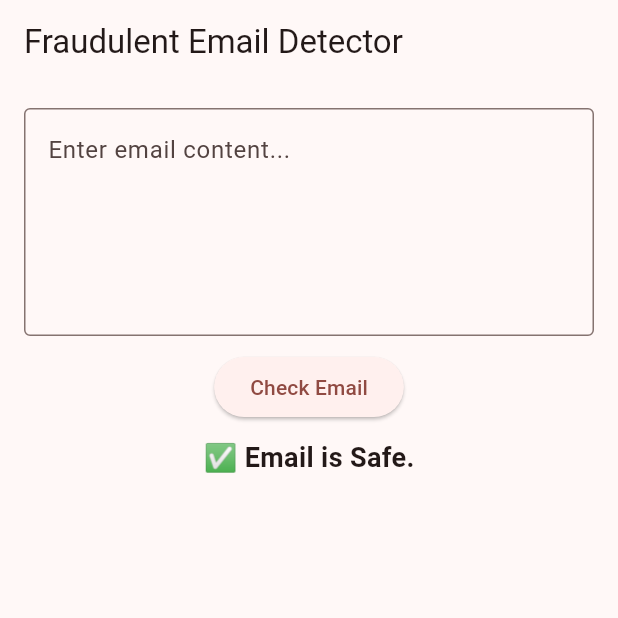
After one commit to AbdurRahmanasim/safebrowsingChecker, a Flutter app: the screen it shows after launch, after a tap on "Check Email", on a phone screen of 412 x 824 dp, the top half of it. The commit adds this screen. Run offline on Flutter 3.47's test engine with Material 3 defaults, Android fonts, the light colour scheme and no system bars; our stand-ins replace dio; network calls fail.

Commit message:
fraudlent emails

```diff
--- /dev/null
+++ b/lib/fraudlentEmails.dart
@@ -0,0 +1,129 @@
+import 'package:flutter/material.dart';
+  // import 'package:http/http.dart' as http;
+import 'dart:convert';
+
+
+class FraudEmailChecker extends StatefulWidget {
+  @override
+  _FraudEmailCheckerState createState() => _FraudEmailCheckerState();
+}
+
+class _FraudEmailCheckerState extends State<FraudEmailChecker> {
+  final TextEditingController _emailController = TextEditingController();
+  String _result = "";
+
+
+// Future<void> checkEmailReputation(String email) async {
+//   final url = "https://emailrep.io/$email";
+//   final response = await http.get(Uri.parse(url));
+
+//   if (response.statusCode == 200) {
+//     var data = jsonDecode(response.body);
+//     print("Email Reputation: ${data['reputation']}");
+//     print("Blacklisted: ${data['details']['blacklisted']}");
+//     print("Malicious Activity: ${data['details']['malicious_activity']}");
+//   } else {
+//     print("Error: Unable to fetch email reputation.");
+//   }
+// }
+
+  // Spam words & phrases common in fraud emails
+  final List<String> spamWords = [
+    "lottery",
+    "payout",
+    "final message",
+    "urgent",
+    "click here",
+    "verify your account",
+    "winner",
+    "free money",
+    "password reset",
+    "congratulations",
+    "limited time",
+    "act now"
+  ];
+
+  // Suspicious domains (common in scams)
+  final List<String> suspiciousDomains = [
+    "bit.ly",
+    "tinyurl.com",
+    "ow.ly",
+    "goo.gl",
+    "brango"
+  ];
+
+  // Function to check if the email is fraudulent
+  void _checkEmail() {
+    String emailText = _emailController.text.toLowerCase();
+    bool isFraudulent = false;
+    String reason = "";
+
+    // Check for common spam words
+    for (String word in spamWords) {
+      if (emailText.contains(word)) {
+        isFraudulent = true;
+        reason = "Contains spam keywords: '$word'";
+        break;
+      }
+    }
+
+    // Check for suspicious links
+    for (String domain in suspiciousDomains) {
+      if (emailText.contains(domain)) {
+        isFraudulent = true;
+        reason = "Contains a suspicious link: '$domain'";
+        break;
+      }
+    }
+
+    // Check for excessive urgency (too many exclamation marks)
+    if (RegExp(r"!{3,}").hasMatch(emailText)) {
+      isFraudulent = true;
+      reason = "Contains excessive exclamation marks!";
+    }
+
+    // Check if email pretends to be from the user (email spoofing detection)
+    if (emailText.contains("pretended to be sent from your email")) {
+      isFraudulent = true;
+      reason = "Possible email spoofing attempt!";
+    }
+
+    setState(() {
+      _result = isFraudulent
+          ? "⚠️ Fraudulent Email Detected!\nReason: $reason"
+          : "✅ Email is Safe.";
+    });
+  }
+
+  @override
+  Widget build(BuildContext context) {
+    return Scaffold(
+      appBar: AppBar(title: Text("Fraudulent Email Detector")),
+      body: Padding(
+        padding: EdgeInsets.all(16.0),
+        child: Column(
+          children: [
+            TextField(
+              controller: _emailController,
+              maxLines: 5,
+              decoration: InputDecoration(
+                border: OutlineInputBorder(),
+                hintText: "Enter email content...",
+              ),
+            ),
+            SizedBox(height: 10),
+            ElevatedButton(
+              onPressed: _checkEmail,
+              child: Text("Check Email"),
+            ),
+            SizedBox(height: 10),
+            Text(
+              _result,
+              style: TextStyle(fontSize: 18, fontWeight: FontWeight.bold),
+            ),
+          ],
+        ),
+      ),
+    );
+  }
+}
--- a/lib/main.dart
+++ b/lib/main.dart
@@ -3,6 +3,7 @@ import 'dart:convert';
 import 'package:flutter/material.dart';
 import 'package:dio/dio.dart';
 import 'package:provider/provider.dart';
+import 'package:webchecker/fraudlentEmails.dart';
 import 'package:webchecker/home.dart';
 import 'package:webchecker/mainController.dart';
 import 'package:webchecker/webController.dart';
@@ -20,35 +21,31 @@ class MyApp extends StatefulWidget {
 }
 
 class _MyAppState extends State<MyApp> {
- final GlobalKey<NavigatorState> navigatorKey = GlobalKey<NavigatorState>();
-final GlobalKey<ScaffoldMessengerState> scaffoldMessengerKey = GlobalKey<ScaffoldMessengerState>();
+  final GlobalKey<NavigatorState> navigatorKey = GlobalKey<NavigatorState>();
+  final GlobalKey<ScaffoldMessengerState> scaffoldMessengerKey =
+      GlobalKey<ScaffoldMessengerState>();
 
   @override
   Widget build(BuildContext context) {
     double width = MediaQuery.of(context).size.width;
     double height = MediaQuery.of(context).size.height;
     return MultiProvider(providers: [
-
       ChangeNotifierProvider(
         create: (context) => WebController(),
       ),
-
       ChangeNotifierProvider(
         create: (context) => Maincontroller(),
         builder: (context, child) => MaterialApp(
           debugShowCheckedModeBanner: false,
-            navigatorKey: navigatorKey,
-                scaffoldMessengerKey: scaffoldMessengerKey,
-
-          title: "WEB CHECKER",
+          navigatorKey: navigatorKey,
+          scaffoldMessengerKey: scaffoldMessengerKey,
+          title: "EMAIL CHECKER",
           theme: ThemeData(
             colorScheme: ColorScheme.fromSeed(
-                seedColor:Colors.red,
-                brightness: Brightness.light),
+                seedColor: Colors.red, brightness: Brightness.light),
             useMaterial3: true,
           ),
-          home: Home(),
-
+          home: FraudEmailChecker(),
         ),
       )
     ]);
```
